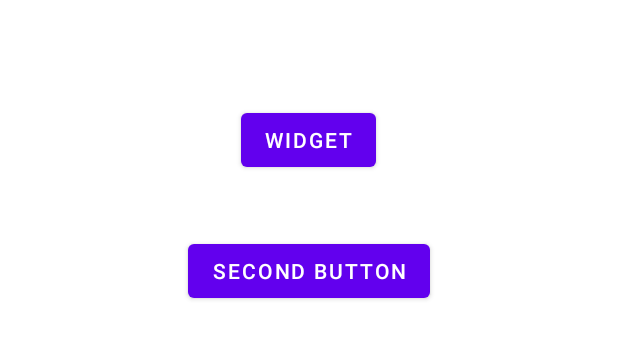
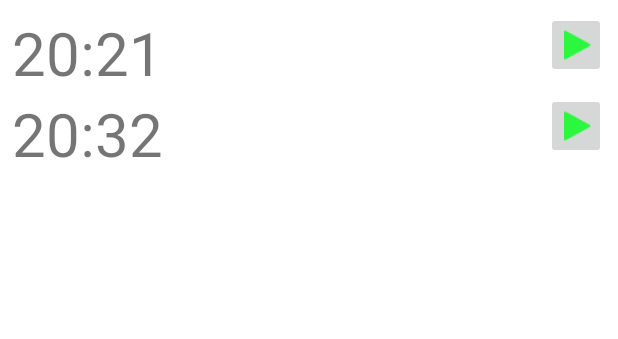
Before and after one commit to ocnow/DualActivityManager, an Android app: the layout activity_main.xml on its own in the app's theme, with its tools: preview values and no code run, on a phone screen of 412 x 824 dp. Shown: the top 339 px of the screen. Run offline under Robolectric (Android 15) with nearby library versions, the phone set to English and light mode, and no system bars.

Commit message:
update on 29 eod

```diff
--- a/app/src/main/java/com/example/myapplication/MainActivity.java
+++ b/app/src/main/java/com/example/myapplication/MainActivity.java
@@ -6,25 +6,30 @@ import android.appwidget.AppWidgetProvider;
 import android.content.Context;
 import android.content.Intent;
 import android.net.Uri;
+import android.util.Log;
 import android.widget.RemoteViews;
 import android.widget.Toast;
 
+import java.util.Random;
+
 public class MainActivity extends AppWidgetProvider{
     public void onUpdate(Context context, AppWidgetManager appWidgetManager,int[] appWidgetIds) {
-        for(int i=0; i<appWidgetIds.length; i++){
-            int currentWidgetId = appWidgetIds[i];
-            String url = "http://www.tutorialspoint.com";
+        Log.d("mainAct","hello running update");
+        int number = (new Random().nextInt(100));
+        for (int appWidgetId : appWidgetIds) {
 
-            Intent intent = new Intent(Intent.ACTION_VIEW);
-            intent.addFlags(Intent.FLAG_ACTIVITY_NEW_TASK);
-            intent.setData(Uri.parse(url));
 
-            PendingIntent pending = PendingIntent.getActivity(context, 0,intent, 0);
             RemoteViews views = new RemoteViews(context.getPackageName(),R.layout.activity_main);
+            views.setTextViewText(R.id.text1, String.valueOf(number));
+            appWidgetManager.updateAppWidget(appWidgetId, views);
 
-            views.setOnClickPendingIntent(R.id.button, pending);
-            appWidgetManager.updateAppWidget(currentWidgetId,views);
-            Toast.makeText(context, "widget added", Toast.LENGTH_SHORT).show();
         }
     }
+
+    @Override
+    public void onEnabled(Context context) {
+        //Log.u(Log.INFO,"activity","let try log hisdfs");
+        Log.i("aciti","let try this");
+        super.onEnabled(context);
+    }
 }
--- a/app/src/main/res/layout/activity_main.xml
+++ b/app/src/main/res/layout/activity_main.xml
@@ -8,22 +8,59 @@
     tools:context=".MainActivity"
     android:transitionGroup="true">
 
+    <RelativeLayout
+        android:layout_width="match_parent"
+        android:layout_height="wrap_content"
+        android:id="@+id/rel1">
 
-    <Button
+        <TextView android:id="@+id/text1"
             android:layout_width="wrap_content"
             android:layout_height="wrap_content"
-        android:text="Widget"
+            android:layout_alignParentLeft="true"
+            android:text="20:21"
+            android:textSize="40dp"/>
+
+        <!--<Button
             android:id="@+id/button"
-        android:layout_centerHorizontal="true"
-        android:layout_marginTop="61dp" />
+            android:layout_width="40dp"
+            android:layout_height="wrap_content"
+            android:layout_alignParentRight="true"
+            android:text="W" />-->
 
-    <Button
+        <ImageButton
+            android:id="@+id/imagebutton"
+            android:layout_width="40dp"
+            android:layout_height="wrap_content"
+            android:layout_alignParentRight="true"
+            android:src="@drawable/ic_action_name"/>
+
+    </RelativeLayout>
+
+    <RelativeLayout
+        android:layout_width="match_parent"
+        android:layout_height="wrap_content"
+        android:layout_below="@+id/rel1">
+
+        <TextView android:id="@+id/text2"
+            android:layout_width="wrap_content"
+            android:layout_height="wrap_content"
+            android:layout_alignParentLeft="true"
+            android:text="20:32"
+            android:textSize="40dp"/>
+
+        <!--<Button
             android:id="@+id/button3"
             android:layout_width="wrap_content"
             android:layout_height="wrap_content"
-        android:layout_below="@+id/button"
-        android:layout_marginTop="39dp"
             android:text="Second Button"
-        android:layout_centerHorizontal="true"/>
+            android:layout_alignParentRight="true"/>-->
+
+        <ImageButton
+            android:id="@+id/imagebutton1"
+            android:layout_width="40dp"
+            android:layout_height="wrap_content"
+            android:layout_alignParentRight="true"
+            android:src="@drawable/ic_action_name"/>
+    </RelativeLayout>
 
 </RelativeLayout>
```
Also changed, not shown: app/src/main/res/drawable-hdpi/ic_action_name.png (added), app/src/main/res/drawable-mdpi/ic_action_name.png (added), app/src/main/res/drawable-xhdpi/ic_action_name.png (added), app/src/main/res/drawable-xxhdpi/ic_action_name.png (added), app/src/main/res/drawable-xxxhdpi/ic_action_name.png (added). Lines whose indentation alone changed are shown as unchanged.
